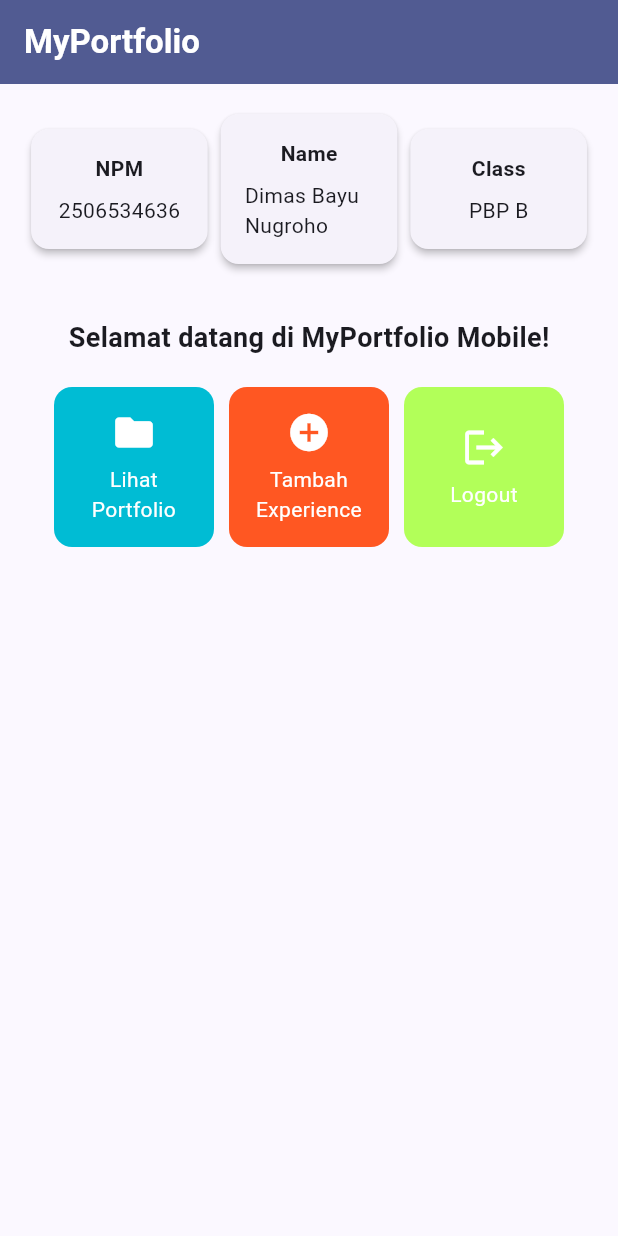
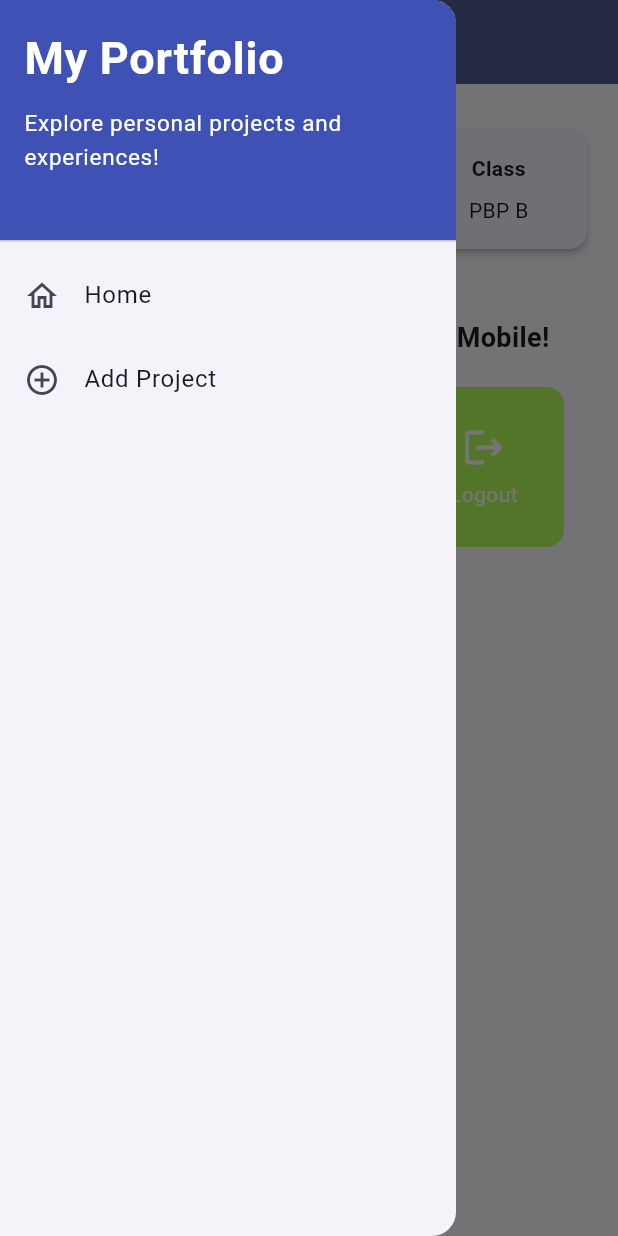
Before and after one commit to dimasnbayu/myportofolio_mobile, a Flutter app: the screen it shows after launch, with the side drawer open (before the commit the screen has no drawer), on a phone screen of 412 x 824 dp. Run offline on Flutter 3.47's test engine with Material 3 defaults, Android fonts, the phone set to English and light mode, and no system bars; our stand-ins replace material_ui.

Commit message:
feat: tutorial 9

```diff
--- a/lib/main.dart
+++ b/lib/main.dart
@@ -1,5 +1,5 @@
-import 'package:flutter/material.dart';
-import 'package:myportofolio_mobile/menu.dart';
+import 'package:material_ui/material_ui.dart';
+import 'package:myportofolio_mobile/screens/menu.dart';
 
 void main() {
   runApp(const MyApp());
--- a/lib/menu.dart
+++ b/lib/screens/menu.dart
@@ -1,4 +1,6 @@
-import 'package:flutter/material.dart';
+import 'package:material_ui/material_ui.dart';
+import 'package:myportofolio_mobile/widgets/left_drawer.dart';
+import 'package:myportofolio_mobile/widgets/project_card.dart';
 
 class MyHomePage extends StatelessWidget {
   MyHomePage({super.key});
@@ -27,7 +29,9 @@ class MyHomePage extends StatelessWidget {
           ),
         ),
         backgroundColor: Theme.of(context).colorScheme.primary,
+        iconTheme: const IconThemeData(color: Colors.white)
       ),
+      drawer: const LeftDrawer(),
       // Body halaman utama dengan padding di sekelilingnya.
       body: Padding(
         padding: const EdgeInsets.all(16.0),
@@ -122,50 +126,3 @@ class ItemHomepage {
   final Color color;
   ItemHomepage(this.name, this.icon, this.color);
 }
-
-class ItemCard extends StatelessWidget {
-  final ItemHomepage item;
-
-  const ItemCard(this.item, {super.key});
-
-  @override
-  Widget build(BuildContext context) {
-    return Material(
-      // Menggunakan warna sekunder dari skema tema aplikasi.
-      color: item.color,
-      borderRadius: BorderRadius.circular(12),
-      child: InkWell(
-        // Aksi ketika kartu ditekan oleh pengguna.
-        onTap: () {
-          // Menampilkan SnackBar dengan pesan interaktif.
-          ScaffoldMessenger.of(context)
-            ..hideCurrentSnackBar()
-            ..showSnackBar(
-              SnackBar(content: Text("Kamu telah menekan tombol ${item.name}!"))
-            );
-        },
-        child: Container(
-          padding: const EdgeInsets.all(8),
-          child: Center(
-            child: Column(
-              mainAxisAlignment: MainAxisAlignment.center,
-              children: [
-                Icon(
-                  item.icon,
-                  color: Colors.white,
-                  size: 30.0,
-                ),
-                const Padding(padding: EdgeInsets.all(3)),
-                Text(
-                  item.name,
-                  textAlign: TextAlign.center,
-                  style: const TextStyle(color: Colors.white),
-                ),
-              ],
-            ),
-          ),
-        ),
-      ),
-    );
-  }
-}
--- /dev/null
+++ b/lib/widgets/left_drawer.dart
@@ -0,0 +1,66 @@
+import 'package:material_ui/material_ui.dart';
+import 'package:myportofolio_mobile/screens/menu.dart';
+// TODO: Impor halaman ProjectFormPage jika sudah dibuat
+
+class LeftDrawer extends StatelessWidget {
+  const LeftDrawer({super.key});
+
+  @override
+  Widget build(BuildContext context) {
+    return Drawer(
+      child: ListView(
+        children: [
+          const DrawerHeader(
+            decoration: BoxDecoration(
+              color: Colors.indigo,
+            ),
+            child: Column(
+              crossAxisAlignment: CrossAxisAlignment.start,
+              children: [
+                Text(
+                  'My Portfolio',
+                  style: TextStyle(
+                    fontSize: 30,
+                    fontWeight: FontWeight.bold,
+                    color: Colors.white,
+                  ),
+                ),
+                SizedBox(height: 10),
+                Text(
+                  'Explore personal projects and experiences!',
+                  style: TextStyle(
+                    fontSize: 15,
+                    color: Colors.white,
+                  ),
+                ),
+              ],
+            ),
+          ),
+          ListTile(
+            leading: const Icon(Icons.home_outlined),
+            title: const Text('Home'),
+            // Navigasi ke halaman utama portofolio
+            onTap: () {
+              Navigator.pushReplacement(
+                context,
+                MaterialPageRoute(
+                  builder: (context) => MyHomePage(),
+                ),
+              );
+            },
+          ),
+          ListTile(
+            leading: const Icon(Icons.add_circle_outline),
+            title: const Text('Add Project'),
+            // Navigasi ke halaman tambah proyek
+            onTap: () {
+              /*
+              TODO: Buatlah routing ke halaman ProjectFormPage yang akan dibuat nanti.
+              */
+            },
+          ),
+        ],
+      ),
+    );
+  }
+}
--- /dev/null
+++ b/lib/widgets/project_card.dart
@@ -0,0 +1,59 @@
+
+import 'package:myportofolio_mobile/screens/menu.dart';
+import 'package:material_ui/material_ui.dart';
+import 'package:myportofolio_mobile/screens/project_form.dart';
+
+
+class ItemCard extends StatelessWidget {
+  final ItemHomepage item;
+
+  const ItemCard(this.item, {super.key});
+
+  @override
+  Widget build(BuildContext context) {
+    return Material(
+      // Menggunakan warna sekunder dari skema tema aplikasi.
+      color: item.color,
+      borderRadius: BorderRadius.circular(12),
+      child: InkWell(
+        // Area responsif terhadap sentuhan
+        onTap: () {
+          // Memunculkan SnackBar ketika diklik
+          ScaffoldMessenger.of(context)
+            ..hideCurrentSnackBar()
+            ..showSnackBar(
+              SnackBar(
+                content: Text("Kamu telah menekan tombol ${item.name}!"),
+              ),
+            );
+
+          // Navigate ke halaman yang sesuai
+          if (item.name == "Tambah Proyek") {
+            // TODO: Gunakan Navigator.push() untuk melakukan navigasi ke MaterialPageRoute yang mencakup ProjectFormPage
+          }
+        },
+        child: Container(
+          padding: const EdgeInsets.all(8),
+          child: Center(
+            child: Column(
+              mainAxisAlignment: MainAxisAlignment.center,
+              children: [
+                Icon(
+                  item.icon,
+                  color: Colors.white,
+                  size: 30.0,
+                ),
+                const Padding(padding: EdgeInsets.all(3)),
+                Text(
+                  item.name,
+                  textAlign: TextAlign.center,
+                  style: const TextStyle(color: Colors.white),
+                ),
+              ],
+            ),
+          ),
+        ),
+      ),
+    );
+  }
+}
--- a/pubspec.yaml
+++ b/pubspec.yaml
@@ -34,6 +34,7 @@ dependencies:
   # The following adds the Cupertino Icons font to your application.
   # Use with the CupertinoIcons class for iOS style icons.
   cupertino_icons: ^1.0.8
+  material_ui: ^1.11.1
 
 dev_dependencies:
   flutter_test:
```
Also changed, not shown: lib/screens/project_form.dart (added, +213 -0 lines), pubspec.lock.
